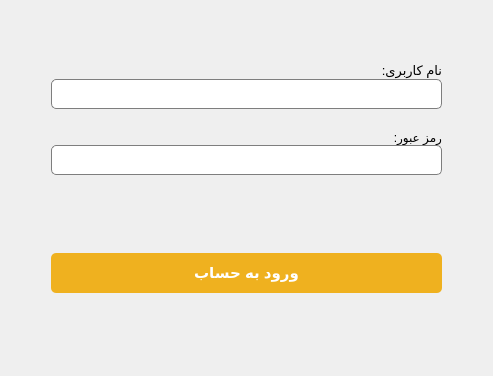
First picture: the form in App/ui/login.ui, repository MohammadSangSefidi/QuizMaster, before the edit; both pictures show x 0 to 493 and y 185 to 561 of the 493 by 561 pixel window.
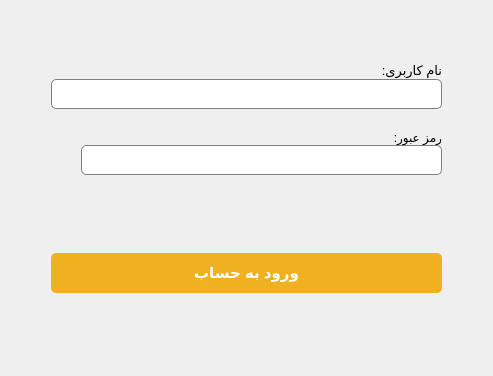
Second picture: the form after the edit.

Commit message: add show password button to passwords line edits. add exe file to project

The edit to the form file:
```diff
--- a/App/ui/login.ui
+++ b/App/ui/login.ui
@@ -120,6 +120,42 @@
       </widget>
      </item>
      <item>
+      <layout class="QHBoxLayout" name="horizontalLayout">
+       <property name="spacing">
+        <number>0</number>
+       </property>
+       <item>
+        <widget class="QPushButton" name="showPasswordButton">
+         <property name="minimumSize">
+          <size>
+           <width>30</width>
+           <height>30</height>
+          </size>
+         </property>
+         <property name="maximumSize">
+          <size>
+           <width>30</width>
+           <height>30</height>
+          </size>
+         </property>
+         <property name="styleSheet">
+          <string notr="true">#showPasswordButton{
+	border: none;
+	
+}</string>
+         </property>
+         <property name="text">
+          <string/>
+         </property>
+         <property name="iconSize">
+          <size>
+           <width>22</width>
+           <height>22</height>
+          </size>
+         </property>
+        </widget>
+       </item>
+       <item>
       <widget class="QLineEdit" name="passwordLineEdit">
        <property name="minimumSize">
         <size>
@@ -144,6 +180,8 @@
         <string/>
        </property>
       </widget>
+       </item>
+      </layout>
      </item>
     </layout>
    </item>
```
Lines whose indentation alone changed are shown as unchanged. The commit also changes 63 other files.
